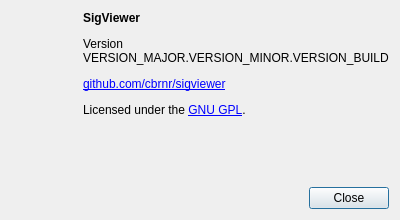
The window that src/gui_impl/dialogs/about_dialog.ui (cbrnr/sigviewer) describes before a commit, drawn with Qt 5.
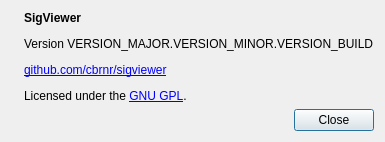
The same window after the commit. Icons and pictures are not drawn.

Commit message: Properly implement fixed About dialog

Patch:
```diff
--- a/src/gui_impl/dialogs/about_dialog.ui
+++ b/src/gui_impl/dialogs/about_dialog.ui
@@ -5,32 +5,6 @@
   <property name="enabled">
    <bool>true</bool>
   </property>
-  <property name="geometry">
-   <rect>
-    <x>0</x>
-    <y>0</y>
-    <width>400</width>
-    <height>220</height>
-   </rect>
-  </property>
-  <property name="sizePolicy">
-   <sizepolicy hsizetype="Fixed" vsizetype="Fixed">
-    <horstretch>0</horstretch>
-    <verstretch>0</verstretch>
-   </sizepolicy>
-  </property>
-  <property name="minimumSize">
-   <size>
-    <width>400</width>
-    <height>220</height>
-   </size>
-  </property>
-  <property name="maximumSize">
-   <size>
-    <width>400</width>
-    <height>220</height>
-   </size>
-  </property>
   <property name="windowTitle">
    <string>About SigViewer</string>
   </property>
@@ -71,9 +45,6 @@
        <property name="alignment">
         <set>Qt::AlignLeading|Qt::AlignLeft|Qt::AlignTop</set>
        </property>
-       <property name="wordWrap">
-        <bool>true</bool>
-       </property>
        <property name="openExternalLinks">
         <bool>true</bool>
        </property>
```
The commit also changes 1 other file.
